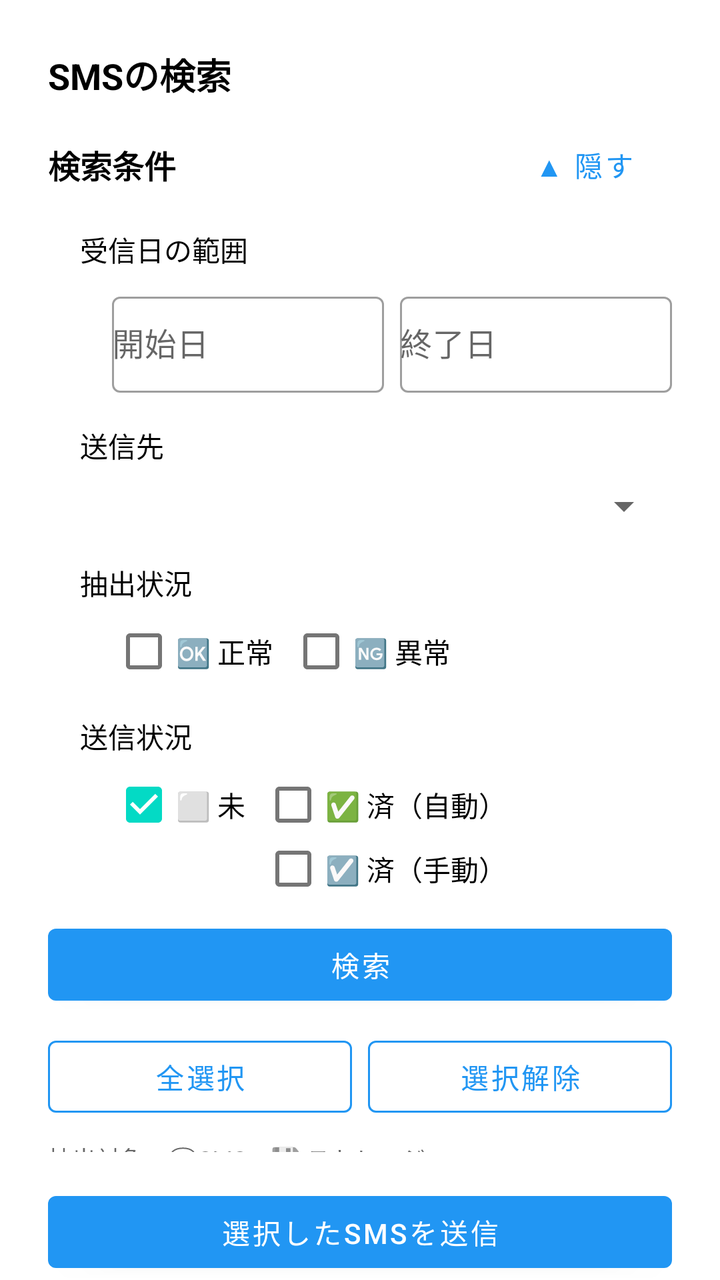
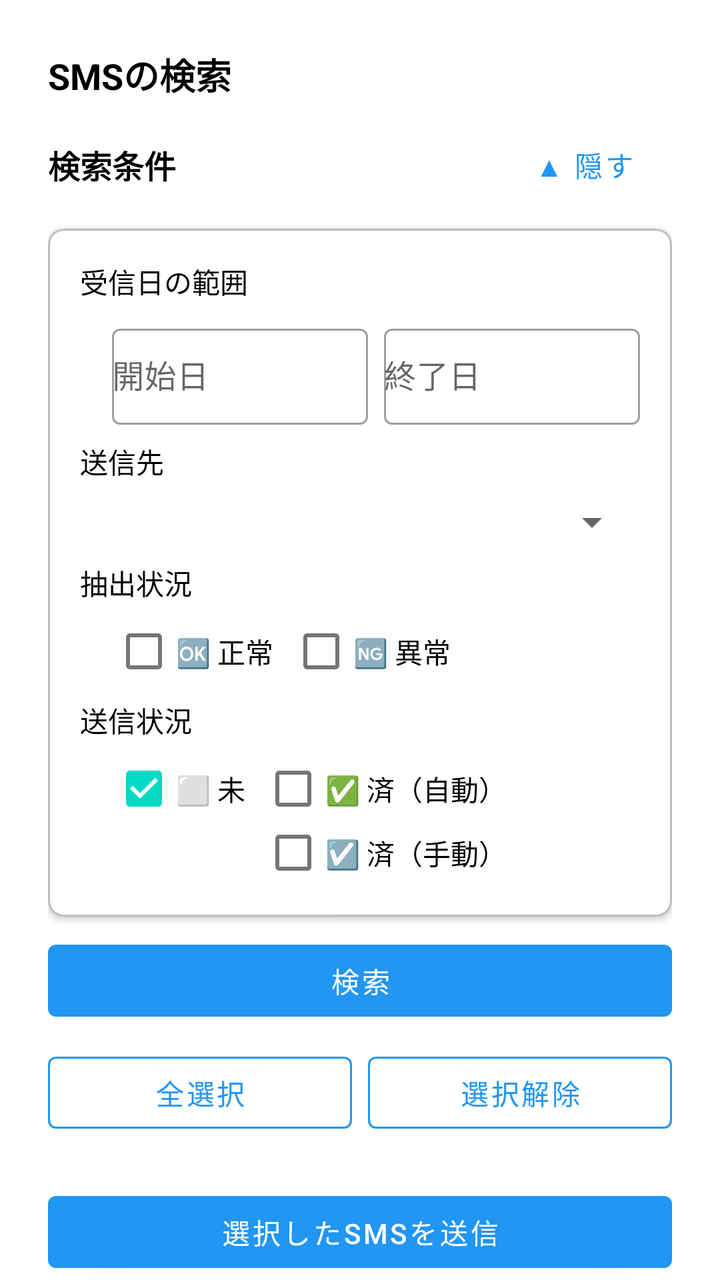

An Android layout rendered at two revisions. The XML below is the earlier revision; the diff shows what the commit changed to produce the second picture.
<!-- AndroidManifest.xml: application theme Theme.SmsToKintone -->
<!-- res/layout/activity_sms_search.xml -->
<?xml version="1.0" encoding="utf-8"?>
<LinearLayout xmlns:android="http://schemas.android.com/apk/res/android"
    xmlns:app="http://schemas.android.com/apk/res-auto"
    android:layout_width="match_parent"
    android:layout_height="match_parent"
    android:orientation="vertical"
    android:paddingStart="24dp"
    android:paddingTop="24dp"
    android:paddingEnd="24dp">

    <TextView
        android:layout_width="wrap_content"
        android:layout_height="wrap_content"
        android:layout_marginBottom="8dp"
        android:text="@string/title_sms_search"
        android:textSize="18sp"
        android:textStyle="bold"
        android:textColor="?attr/colorOnSurface" />

    <LinearLayout
        android:id="@+id/layoutPermissionRequired"
        android:layout_width="match_parent"
        android:layout_height="wrap_content"
        android:layout_marginBottom="8dp"
        android:orientation="vertical"
        android:visibility="gone">

        <TextView
            android:layout_width="wrap_content"
            android:layout_height="wrap_content"
            android:layout_marginBottom="8dp"
            android:text="@string/label_sms_search_read_permission_required"
            android:textColor="?attr/colorOnSurface" />
    </LinearLayout>

    <LinearLayout
        android:id="@+id/layoutSearchForm"
        android:layout_width="match_parent"
        android:layout_height="0dp"
        android:layout_weight="1"
        android:orientation="vertical">

        <LinearLayout
            android:layout_width="match_parent"
            android:layout_height="wrap_content"
            android:layout_marginBottom="8dp"
            android:orientation="horizontal"
            android:gravity="center_vertical">

            <TextView
                android:layout_width="0dp"
                android:layout_height="wrap_content"
                android:layout_weight="1"
                android:text="@string/section_sms_search_conditions"
                android:textSize="16sp"
                android:textStyle="bold"
                android:textColor="?attr/colorOnSurface" />

            <com.google.android.material.button.MaterialButton
                android:id="@+id/btnToggleSearchFilters"
                style="@style/Widget.MaterialComponents.Button.TextButton"
                android:layout_width="wrap_content"
                android:layout_height="wrap_content"
                android:text="@string/btn_sms_search_hide_search_filters" />
        </LinearLayout>

        <LinearLayout
            android:id="@+id/llSearchFilters"
            android:layout_width="match_parent"
            android:layout_height="wrap_content"
            android:layout_marginStart="16dp"
            android:orientation="vertical">

            <TextView
                android:layout_width="wrap_content"
                android:layout_height="wrap_content"
                android:layout_marginBottom="8dp"
                android:text="@string/label_sms_search_date_range"
                android:textColor="?attr/colorOnSurface" />

            <LinearLayout
                android:layout_width="match_parent"
                android:layout_height="wrap_content"
                android:layout_marginStart="16dp"
                android:orientation="horizontal">

                <com.google.android.material.textfield.TextInputLayout
                    android:layout_width="0dp"
                    android:layout_height="wrap_content"
                    android:layout_marginEnd="8dp"
                    android:layout_weight="1"
                    android:hint="@string/hint_sms_search_date_from">

                    <com.google.android.material.textfield.TextInputEditText
                        android:id="@+id/etDateFrom"
                        style="@style/AppTextInputEditText"
                        android:layout_width="match_parent"
                        android:layout_height="wrap_content"
                        android:focusable="false"
                        android:inputType="none" />
                </com.google.android.material.textfield.TextInputLayout>

                <com.google.android.material.textfield.TextInputLayout
                    android:layout_width="0dp"
                    android:layout_height="wrap_content"
                    android:layout_weight="1"
                    android:hint="@string/hint_sms_search_date_to">

                    <com.google.android.material.textfield.TextInputEditText
                        android:id="@+id/etDateTo"
                        style="@style/AppTextInputEditText"
                        android:layout_width="match_parent"
                        android:layout_height="wrap_content"
                        android:focusable="false"
                        android:inputType="none" />
                </com.google.android.material.textfield.TextInputLayout>
            </LinearLayout>

            <com.google.android.material.textfield.TextInputLayout
                android:layout_width="match_parent"
                android:layout_height="wrap_content"
                android:layout_marginTop="8dp"
                android:hint="@string/hint_sms_search_body_filter"
                android:visibility="gone">

                <com.google.android.material.textfield.TextInputEditText
                    android:id="@+id/etBodyFilter"
                    style="@style/AppTextInputEditText"
                    android:layout_width="match_parent"
                    android:layout_height="wrap_content"
                    android:inputType="text" />
            </com.google.android.material.textfield.TextInputLayout>

            <TextView
                android:id="@+id/tvSendTargetFilterLabel"
                android:layout_width="wrap_content"
                android:layout_height="wrap_content"
                android:layout_marginTop="16dp"
                android:layout_marginBottom="8dp"
                android:text="@string/label_sms_search_send_target_filter"
                android:textColor="?attr/colorOnSurface" />

            <LinearLayout
                android:id="@+id/llSendTargetFilter"
                android:layout_width="match_parent"
                android:layout_height="wrap_content"
                android:layout_marginStart="16dp"
                android:orientation="vertical">

                <Spinner
                    android:id="@+id/spSendTargetFilter"
                    style="@style/AppSpinner"
                    android:layout_width="match_parent"
                    android:layout_height="wrap_content" />
            </LinearLayout>

            <TextView
                android:layout_width="wrap_content"
                android:layout_height="wrap_content"
                android:layout_marginTop="16dp"
                android:layout_marginBottom="8dp"
                android:text="@string/label_sms_search_extraction_status_filter"
                android:textColor="?attr/colorOnSurface" />

            <LinearLayout
                android:layout_width="match_parent"
                android:layout_height="wrap_content"
                android:layout_marginStart="16dp"
                android:orientation="horizontal"
                android:gravity="center_vertical">

                <CheckBox
                    android:id="@+id/cbSmsSearchExtractionSucceededOnly"
                    style="@style/AppCheckBox"
                    android:layout_width="wrap_content"
                    android:layout_height="wrap_content"
                    android:layout_marginEnd="8dp"
                    android:minHeight="0dp"
                    android:checked="false"
                    android:text="@string/cb_sms_search_extraction_succeeded_only" />

                <CheckBox
                    android:id="@+id/cbSmsSearchExtractionFailedOnly"
                    style="@style/AppCheckBox"
                    android:layout_width="wrap_content"
                    android:layout_height="wrap_content"
                    android:layout_marginEnd="8dp"
                    android:minHeight="0dp"
                    android:checked="false"
                    android:text="@string/cb_sms_search_extraction_failed_only" />
            </LinearLayout>

            <TextView
                android:layout_width="wrap_content"
                android:layout_height="wrap_content"
                android:layout_marginTop="16dp"
                android:layout_marginBottom="8dp"
                android:text="@string/label_sms_search_send_status_filter"
                android:textColor="?attr/colorOnSurface" />

            <LinearLayout
                android:layout_width="match_parent"
                android:layout_height="wrap_content"
                android:layout_marginStart="16dp"
                android:orientation="horizontal">

                <CheckBox
                    android:id="@+id/cbSmsSearchSendNoneOnly"
                    style="@style/AppCheckBox"
                    android:layout_width="wrap_content"
                    android:layout_height="wrap_content"
                    android:layout_marginEnd="8dp"
                    android:minHeight="0dp"
                    android:checked="true"
                    android:text="@string/cb_sms_search_send_none_only" />

                <LinearLayout
                    android:layout_width="wrap_content"
                    android:layout_height="wrap_content"
                    android:orientation="vertical">

                    <CheckBox
                        android:id="@+id/cbSmsSearchSentAutoOnly"
                        style="@style/AppCheckBox"
                        android:layout_width="wrap_content"
                        android:layout_height="wrap_content"
                        android:minHeight="0dp"
                        android:checked="false"
                        android:text="@string/cb_sms_search_sent_auto_only" />

                    <CheckBox
                        android:id="@+id/cbSmsSearchSentManualOnly"
                        style="@style/AppCheckBox"
                        android:layout_width="wrap_content"
                        android:layout_height="wrap_content"
                        android:minHeight="0dp"
                        android:checked="false"
                        android:text="@string/cb_sms_search_sent_manual_only" />
                </LinearLayout>
            </LinearLayout>
        </LinearLayout>

        <com.google.android.material.button.MaterialButton
            android:id="@+id/btnSearchSms"
            style="@style/AppButton.FilledButton"
            android:layout_width="match_parent"
            android:layout_height="wrap_content"
            android:layout_marginTop="8dp"
            android:text="@string/btn_search" />

        <LinearLayout
            android:layout_width="match_parent"
            android:layout_height="wrap_content"
            android:layout_marginTop="8dp"
            android:orientation="horizontal">

            <com.google.android.material.button.MaterialButton
                android:id="@+id/btnSelectAll"
                style="@style/AppButton.OutlinedButton"
                android:layout_width="0dp"
                android:layout_height="wrap_content"
                android:layout_marginEnd="8dp"
                android:layout_weight="1"
                android:text="@string/btn_select_all" />

            <com.google.android.material.button.MaterialButton
                android:id="@+id/btnDeselectAll"
                style="@style/AppButton.OutlinedButton"
                android:layout_width="0dp"
                android:layout_height="wrap_content"
                android:layout_weight="1"
                android:text="@string/btn_deselect_all" />
        </LinearLayout>

        <TextView
            android:layout_width="wrap_content"
            android:layout_height="wrap_content"
            android:layout_marginTop="8dp"
            android:text="@string/helper_sms_search_status_legend"
            android:textSize="12sp"
            android:textColor="?android:attr/textColorSecondary" />

        <TextView
            android:id="@+id/tvSmsListEmpty"
            android:layout_width="wrap_content"
            android:layout_height="wrap_content"
            android:layout_marginTop="16dp"
            android:text="@string/message_sms_search_empty"
            android:textColor="?attr/colorOnSurface"
            android:visibility="gone" />

        <androidx.swiperefreshlayout.widget.SwipeRefreshLayout
            android:id="@+id/swipeRefreshSmsList"
            android:layout_width="match_parent"
            android:layout_height="0dp"
            android:layout_marginTop="8dp"
            android:layout_weight="1">

            <ScrollView
                android:id="@+id/svSmsList"
                android:layout_width="match_parent"
                android:layout_height="match_parent">

                <LinearLayout
                    android:id="@+id/llSmsListContainer"
                    android:layout_width="match_parent"
                    android:layout_height="wrap_content"
                    android:orientation="vertical" />
            </ScrollView>
        </androidx.swiperefreshlayout.widget.SwipeRefreshLayout>

    </LinearLayout>

    <com.google.android.material.button.MaterialButton
        android:id="@+id/btnSendSelected"
        style="@style/AppButton.FilledButton"
        android:layout_width="match_parent"
        android:layout_height="wrap_content"
        android:layout_marginTop="16dp"
        android:text="@string/btn_sms_search_send_selected" />

</LinearLayout>
<!-- resources referenced by this layout -->
<resources>
  <string name="btn_deselect_all">選択解除</string>
  <string name="btn_search">検索</string>
  <string name="btn_select_all">全選択</string>
  <string name="btn_sms_search_hide_search_filters">▲ 隠す</string>
  <string name="btn_sms_search_send_selected">選択したSMSを送信</string>
  <string name="cb_sms_search_extraction_failed_only">🆖 異常</string>
  <string name="cb_sms_search_extraction_succeeded_only">🆗 正常</string>
  <string name="cb_sms_search_send_none_only">⬜ 未</string>
  <string name="cb_sms_search_sent_auto_only">✅ 済（自動）</string>
  <string name="cb_sms_search_sent_manual_only">☑️ 済（手動）</string>
  <string name="helper_sms_search_status_legend">"抽出対象：💬SMS・💾 ストレージ\n抽出状況：🆗 正常 ・ 🆖 異常\n送信状況：⬜ 未 ・ ✅ 済（自動） ・ ☑️ 済（手動）\n返信状況：📨 済（自動）\n送信先：🈶 あり ・ 🈚 なし"</string>
  <string name="hint_sms_search_body_filter">本文に含む文字列</string>
  <string name="hint_sms_search_date_from">開始日</string>
  <string name="hint_sms_search_date_to">終了日</string>
  <string name="label_sms_search_date_range">受信日の範囲</string>
  <string name="label_sms_search_extraction_status_filter">抽出状況</string>
  <string name="label_sms_search_read_permission_required">アプリ設定画面の「端末の許可」の「SMSの読み取り」を許可してください</string>
  <string name="label_sms_search_send_status_filter">送信状況</string>
  <string name="label_sms_search_send_target_filter">送信先</string>
  <string name="message_sms_search_empty">該当するSMSがありません</string>
  <string name="section_sms_search_conditions">検索条件</string>
  <string name="title_sms_search">SMSの検索</string>
  <style name="AppButton.FilledButton" parent="Widget.MaterialComponents.Button">
          <item name="android:disabledAlpha">0.5</item>
      </style>
  <style name="AppButton.OutlinedButton" parent="Widget.MaterialComponents.Button.OutlinedButton">
          <item name="strokeColor">@color/button_stroke_color</item>
          <item name="android:disabledAlpha">0.5</item>
      </style>
  <style name="AppCheckBox">
          <item name="android:minHeight">0dp</item>
          <item name="android:padding">0dp</item>
          <item name="android:paddingTop">8dp</item>
          <item name="android:paddingBottom">8dp</item>
      </style>
  <style name="AppSpinner">
          <item name="android:padding">0dp</item>
          <item name="android:paddingTop">8dp</item>
          <item name="android:paddingBottom">8dp</item>
      </style>
  <style name="AppTextInputEditText">
          <item name="android:minHeight">48dp</item>
          <item name="android:padding">0dp</item>
          <item name="android:paddingTop">8dp</item>
          <item name="android:paddingBottom">8dp</item>
      </style>
  <style name="Theme.SmsToKintone" parent="Theme.MaterialComponents.DayNight.NoActionBar">
          <item name="colorPrimary">@color/blue_500</item>
          <item name="colorPrimaryVariant">@color/blue_700</item>
          <item name="colorPrimaryDark">@color/blue_700</item>
          <item name="colorOnPrimary">@color/white</item>
          <item name="colorSecondary">@color/teal_200</item>
          <item name="colorSecondaryVariant">@color/teal_700</item>
          <item name="colorOnSecondary">@color/black</item>
          <item name="textInputStyle">@style/Widget.MaterialComponents.TextInputLayout.OutlinedBox</item>
      </style>
  <color name="blue_500">#2196F3</color>
  <color name="blue_700">#1976D2</color>
  <color name="white">#FFFFFFFF</color>
  <color name="teal_200">#03DAC5</color>
  <color name="teal_700">#018786</color>
  <color name="black">#FF000000</color>
</resources>

<!-- the commit's change to res/layout/activity_sms_search.xml (unified diff, before → after) -->
@@ -64,12 +64,17 @@
                 android:text="@string/btn_sms_search_hide_search_filters" />
         </LinearLayout>
 
-        <LinearLayout
-            android:id="@+id/llSearchFilters"
-            android:layout_width="match_parent"
-            android:layout_height="wrap_content"
-            android:layout_marginStart="16dp"
-            android:orientation="vertical">
+        <com.google.android.material.card.MaterialCardView
+            style="@style/AppCard"
+            android:layout_width="match_parent"
+            android:layout_height="wrap_content">
+
+            <LinearLayout
+                android:id="@+id/llSearchFilters"
+                android:layout_width="match_parent"
+                android:layout_height="wrap_content"
+                android:orientation="vertical"
+                android:padding="16dp">
 
             <TextView
                 android:layout_width="wrap_content"
@@ -135,7 +140,7 @@
                 android:id="@+id/tvSendTargetFilterLabel"
                 android:layout_width="wrap_content"
                 android:layout_height="wrap_content"
-                android:layout_marginTop="16dp"
+                android:layout_marginTop="8dp"
                 android:layout_marginBottom="8dp"
                 android:text="@string/label_sms_search_send_target_filter"
                 android:textColor="?attr/colorOnSurface" />
@@ -157,7 +162,7 @@
             <TextView
                 android:layout_width="wrap_content"
                 android:layout_height="wrap_content"
-                android:layout_marginTop="16dp"
+                android:layout_marginTop="8dp"
                 android:layout_marginBottom="8dp"
                 android:text="@string/label_sms_search_extraction_status_filter"
                 android:textColor="?attr/colorOnSurface" />
@@ -193,7 +198,7 @@
             <TextView
                 android:layout_width="wrap_content"
                 android:layout_height="wrap_content"
-                android:layout_marginTop="16dp"
+                android:layout_marginTop="8dp"
                 android:layout_marginBottom="8dp"
                 android:text="@string/label_sms_search_send_status_filter"
                 android:textColor="?attr/colorOnSurface" />
@@ -240,6 +245,8 @@
             </LinearLayout>
         </LinearLayout>
 
+        </com.google.android.material.card.MaterialCardView>
+
         <com.google.android.material.button.MaterialButton
             android:id="@+id/btnSearchSms"
             style="@style/AppButton.FilledButton"
<!-- resource entries referenced after the edit -->
@@ -29,6 +29,12 @@
           <item name="strokeColor">@color/button_stroke_color</item>
           <item name="android:disabledAlpha">0.5</item>
       </style>
+  <style name="AppCard" parent="Widget.MaterialComponents.CardView">
+          <item name="cardElevation">2dp</item>
+          <item name="cardCornerRadius">8dp</item>
+          <item name="strokeWidth">1dp</item>
+          <item name="strokeColor">@color/log_divider</item>
+      </style>
   <style name="AppCheckBox">
           <item name="android:minHeight">0dp</item>
           <item name="android:padding">0dp</item>
@@ -56,6 +62,7 @@
           <item name="colorOnSecondary">@color/black</item>
           <item name="textInputStyle">@style/Widget.MaterialComponents.TextInputLayout.OutlinedBox</item>
       </style>
+  <color name="log_divider">#BDBDBD</color>
   <color name="blue_500">#2196F3</color>
   <color name="blue_700">#1976D2</color>
   <color name="white">#FFFFFFFF</color>
